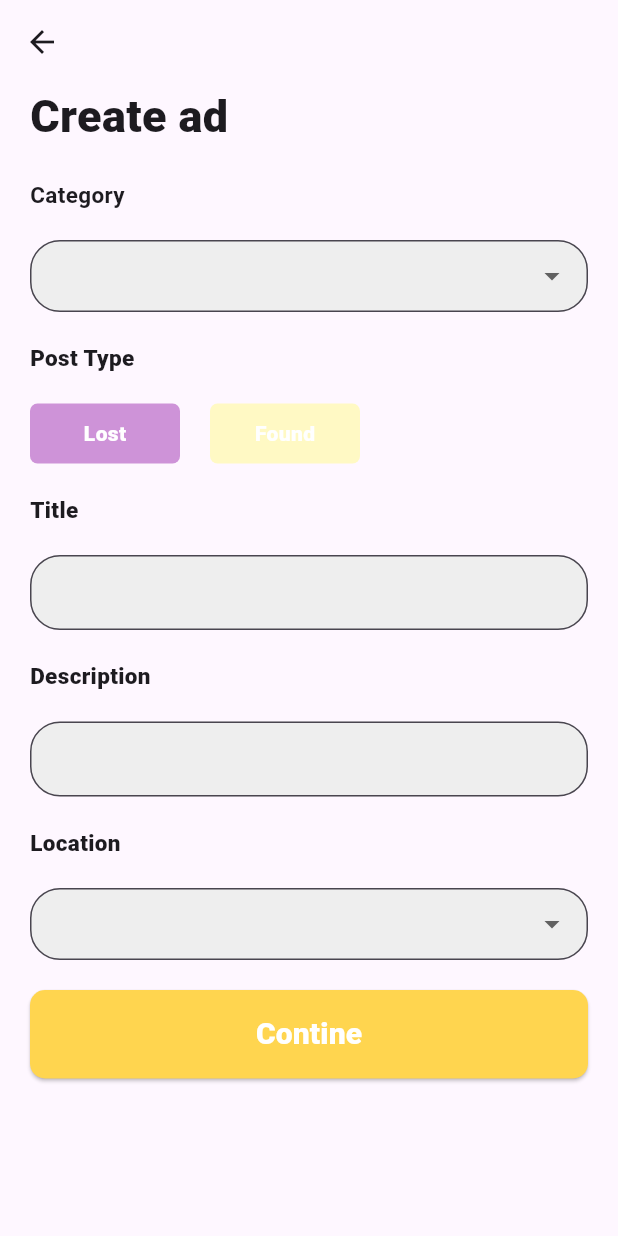
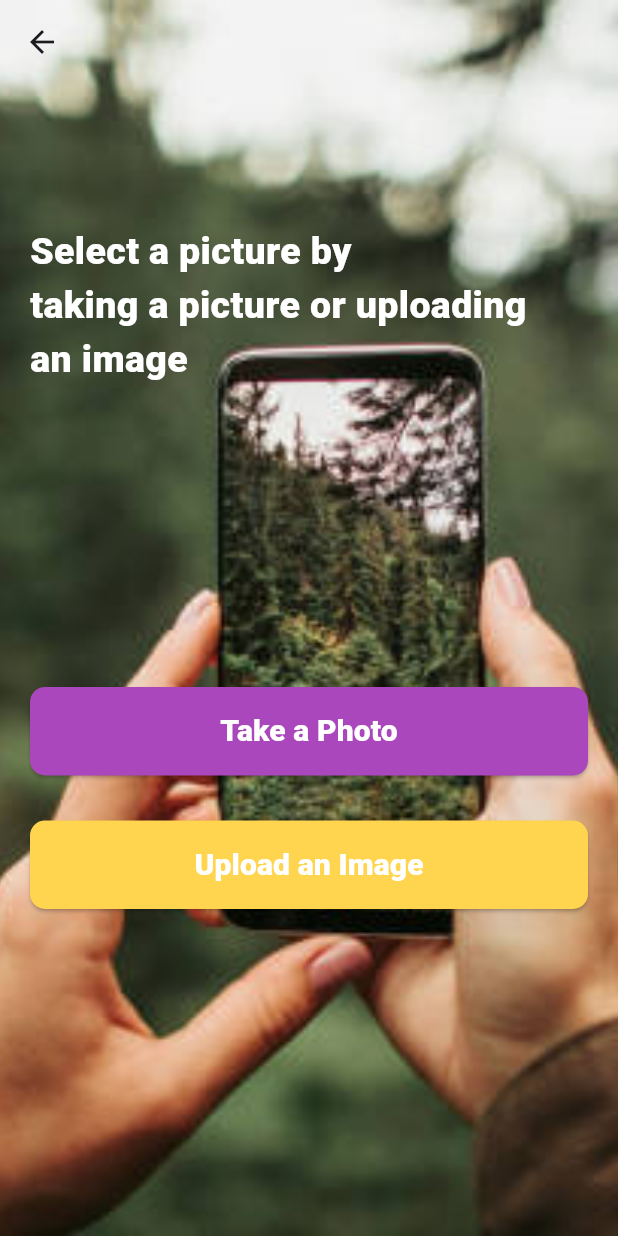
Before and after one commit to ChrisKamanzi/lost-and-found, a Flutter app: the create_ad_reg screen opened directly, after a tap on "Contine", on a phone screen of 412 x 824 dp. Run offline on Flutter 3.47's test engine with Material 3 defaults, Android fonts, the light colour scheme and no system bars; our stand-ins replace go_router, google_fonts, riverpod; Roboto replaces fonts that are missing (Brawler).

Commit message:
added a screen of taking a picture of a alost item or uploading an image

```diff
--- a/lib/create_Ad/create_ad_reg.dart
+++ b/lib/create_Ad/create_ad_reg.dart
@@ -1,5 +1,6 @@
 import 'package:flutter/material.dart';
 import 'package:google_fonts/google_fonts.dart';
+import 'package:lost_and_found/create_Ad/select_pic.dart';
 import 'package:lost_and_found/widgets/elevated_button.dart';
 import 'package:lost_and_found/widgets/text_field.dart';
 import 'package:riverpod/riverpod.dart';
@@ -116,7 +117,7 @@ class _create_ad_regState extends State<create_ad_reg> {
                     height: 40,
                     decoration: BoxDecoration(
                       borderRadius: BorderRadius.circular(5),
-                      color: Colors.yellow.shade100,
+                      color: Colors.yellow.shade800,
                     ),
                     child: Center(child: Text('Found',
                     style: GoogleFonts.brawler(
@@ -176,7 +177,7 @@ class _create_ad_regState extends State<create_ad_reg> {
                   ],
                 ),
                 child: DropdownButtonFormField<String>(
-                  value: selectedCategory,
+                  value: selectedLocation,
                   items: ['Lagos', 'Kigali', 'Bujumbura'].map((String category) {
                     return DropdownMenuItem<String>(
                       value: category,
@@ -205,7 +206,9 @@ class _create_ad_regState extends State<create_ad_reg> {
                   dropdownColor: Colors.grey.shade100,
                 ),
               ),              SizedBox(height: 20),
-              button(text: 'Contine', onPressed: () {}),
+              button(text: 'Contine', onPressed: () {
+                Navigator.push(context, MaterialPageRoute(builder: (context) => select_pic()));
+              }),
             ],
           ),
         ),
--- /dev/null
+++ b/lib/create_Ad/select_pic.dart
@@ -0,0 +1,91 @@
+import 'package:flutter/material.dart';
+import 'package:google_fonts/google_fonts.dart';
+import 'package:lost_and_found/widgets/elevated_button.dart';
+
+class select_pic extends StatelessWidget {
+  const select_pic({super.key});
+
+  @override
+  Widget build(BuildContext context) {
+    return Scaffold(
+
+      appBar: AppBar(backgroundColor: Colors.transparent,),
+      extendBodyBehindAppBar: true,
+      body: Stack(
+        children: [
+          Positioned.fill(
+            child: Image.asset('asset/picture1.jpg', fit: BoxFit.cover),
+          ),
+          Padding(
+            padding: const EdgeInsets.only(left: 20, right: 20, top: 150),
+            child: Center(
+              child: Column(
+               // mainAxisAlignment: MainAxisAlignment.center,
+                crossAxisAlignment: CrossAxisAlignment.start,
+                children: [
+                  Text(
+                    'Select a picture by',
+                    style: GoogleFonts.brawler(
+                      textStyle: TextStyle(
+                        fontWeight: FontWeight.w800,
+                        color: Colors.white,
+                        fontSize: 25,
+                      ),
+                    ),
+                  ),
+                  Text(
+                    'taking a picture or uploading',
+                    style: GoogleFonts.brawler(
+                      fontWeight: FontWeight.w800,
+                      fontSize: 25,
+                      color: Colors.white,
+                    ),
+                  ),
+                  Text(
+                    'an image',
+                    style: GoogleFonts.brawler(
+                      textStyle: TextStyle(
+                        fontSize: 25,
+                        fontWeight: FontWeight.w800,
+                        color: Colors.white,
+                      ),
+                    ),
+                  ),
+
+                  SizedBox(height: 100),
+                Padding(
+                  padding: const EdgeInsets.only(top: 100),
+                  child: SizedBox(
+                    width: double.infinity,
+                    child: ElevatedButton(
+                      style: ElevatedButton.styleFrom(
+                        backgroundColor: Colors.purple.shade400,
+                        shape: RoundedRectangleBorder(
+                          borderRadius: BorderRadius.circular(10),
+                        ),
+                        padding: EdgeInsets.symmetric(horizontal: 40, vertical: 15),
+                      ),
+                      onPressed: (){},
+                      child: Text(
+                        'Take a Photo',
+                        style: TextStyle(
+                          fontSize: 20,
+                          fontWeight: FontWeight.w900,
+                          color: Colors.white,
+                        ),
+                      ),
+                    ),
+                  ),
+                ),
+
+                  SizedBox(height: 30,),
+                  button(text: 'Upload an Image', onPressed: () {}),
+                ],
+              ),
+            ),
+          ),
+        ],
+      ),
+    );
+  }
+}
```
